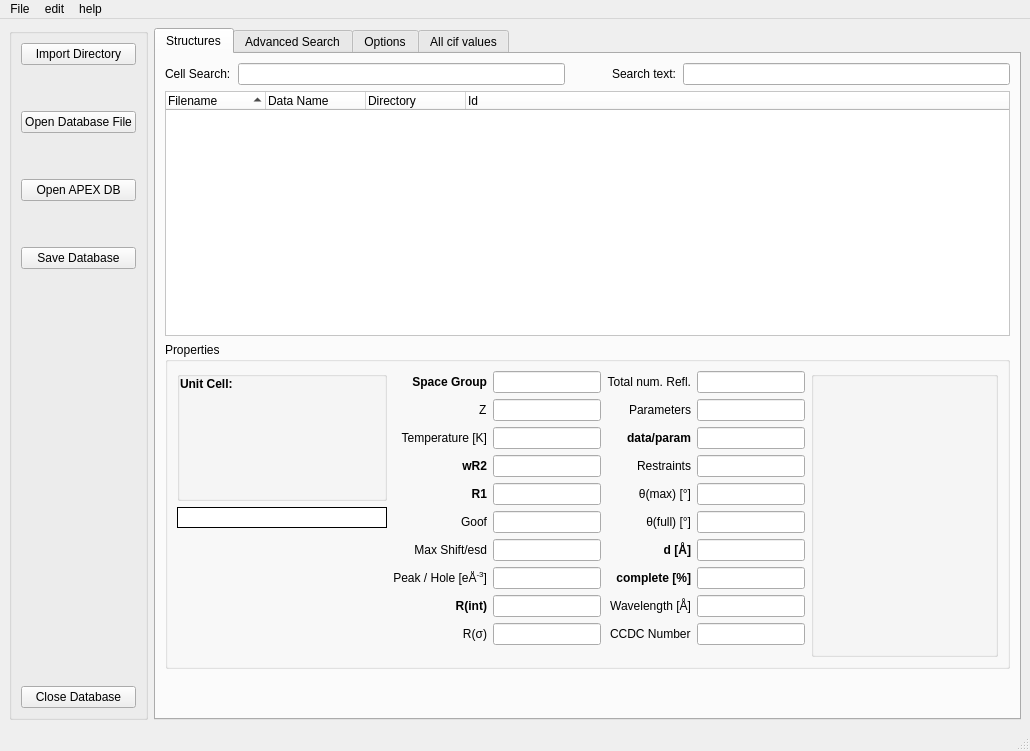
Above: stdb_main.ui from dkratzert/StructureFinder before the change. Below: the same form after it.
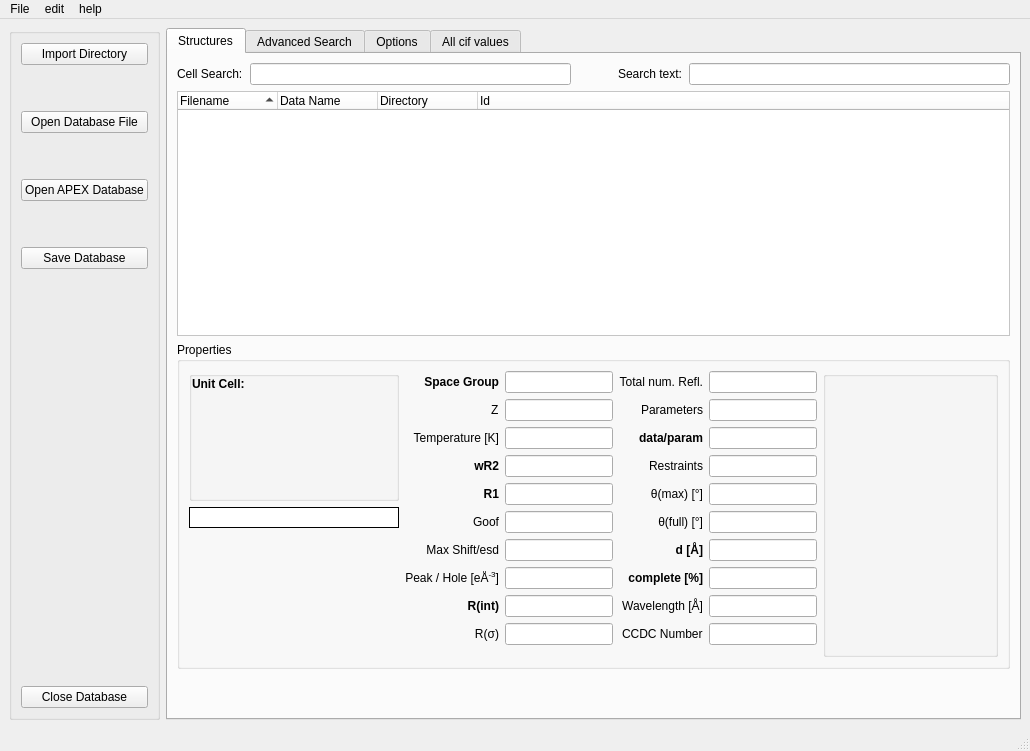
That is the form after the change.

```diff
--- a/stdb_main.ui
+++ b/stdb_main.ui
@@ -95,7 +95,7 @@
           </sizepolicy>
          </property>
          <property name="text">
-          <string>Open APEX DB</string>
+          <string>Open APEX Database</string>
          </property>
         </widget>
        </item>
```
